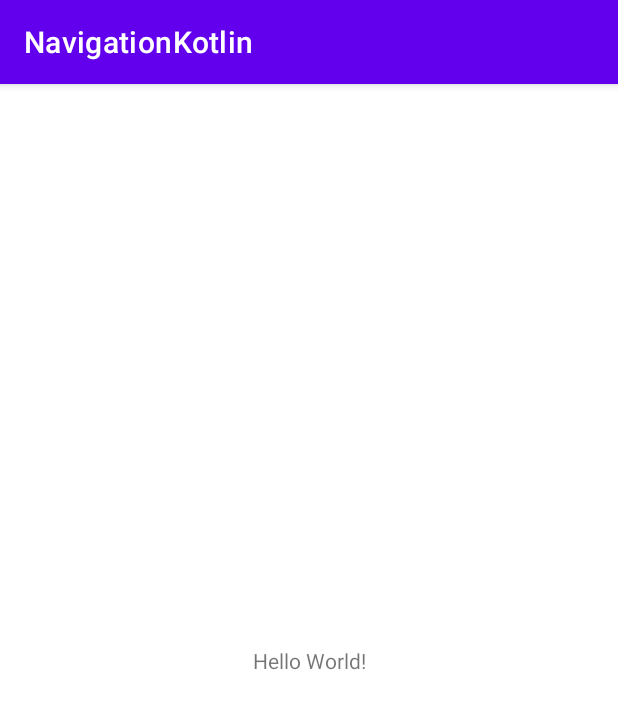
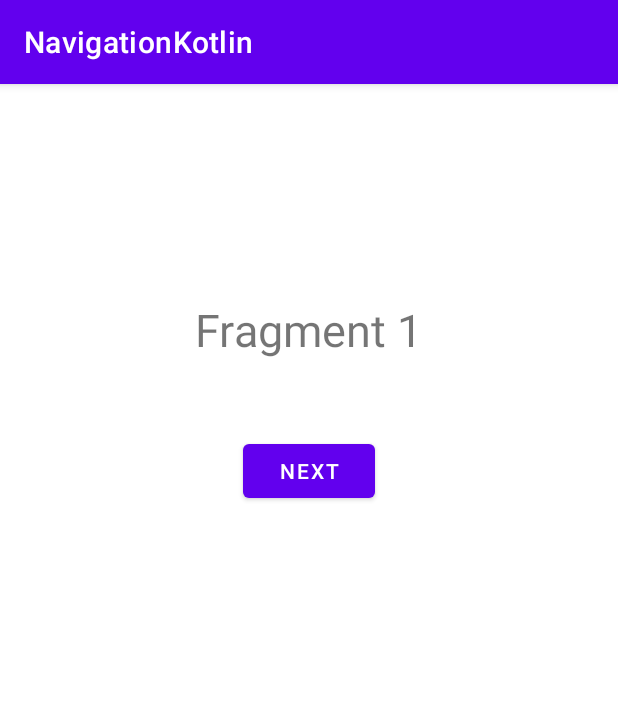
Before and after one commit to ozlemaybek/BTK-NavigationKotlin, an Android app: the screen it shows after launch (MainActivity), on a phone screen of 412 x 824 dp. Shown: the top 709 px of the screen. Run offline under Robolectric (Android 15) with nearby library versions, the phone set to English and light mode, and no system bars.

Commit message:
Project updated.

```diff
--- a/app/build.gradle
+++ b/app/build.gradle
@@ -3,6 +3,9 @@ plugins {
     id 'org.jetbrains.kotlin.android'
     // navigation için :
     id("androidx.navigation.safeargs.kotlin")
+    // MainActivity ve XML arasındaki senkronizasyonu sağlamak için:
+    id 'kotlin-android-extensions'
+
 }
 
 android {
--- /dev/null
+++ b/app/src/main/java/com/ozlem/navigationkotlin/FirstFragment.kt
@@ -0,0 +1,41 @@
+package com.ozlem.navigationkotlin
+
+import android.os.Bundle
+import androidx.fragment.app.Fragment
+import android.view.LayoutInflater
+import android.view.View
+import android.view.ViewGroup
+import androidx.navigation.Navigation
+// Fragment ve XML arasındaki senkronizasyonu sağlamak için:
+import kotlinx.android.synthetic.main.fragment_first.button1ID
+
+
+class FirstFragment : Fragment() {
+
+    override fun onCreate(savedInstanceState: Bundle?) {
+        super.onCreate(savedInstanceState)
+    }
+
+    override fun onCreateView(
+        inflater: LayoutInflater, container: ViewGroup?,
+        savedInstanceState: Bundle?
+    ): View? {
+        // Inflate the layout for this fragment
+        return inflater.inflate(R.layout.fragment_first, container, false)
+    }
+
+    // Bu fonksiyon; bütün görünümler oluşturulduktan sonra çağrılıyor:
+    // Bu yüzden fragment'taki buton işlemini burada yapacağız.
+    override fun onViewCreated(view: View, savedInstanceState: Bundle?) {
+        super.onViewCreated(view, savedInstanceState)
+
+        button1ID.setOnClickListener {
+            // Şimdi bir action (aksiyon) oluşturacağız:
+            // Bu iki satır sayesinde artık butona bastığımızda ikinci fragment'a geçiş yapılacak:
+            // parantez içinde ikinci fragment'a veri yolladık
+            val action = FirstFragmentDirections.actionFirstFragmentToSecondFragment("aybek")
+            Navigation.findNavController(it).navigate(action)
+        }
+    }
+
+}
--- a/app/src/main/java/com/ozlem/navigationkotlin/MainActivity.kt
+++ b/app/src/main/java/com/ozlem/navigationkotlin/MainActivity.kt
@@ -2,6 +2,9 @@ package com.ozlem.navigationkotlin
 
 import androidx.appcompat.app.AppCompatActivity
 import android.os.Bundle
+// MainActivity ve XML arasındaki senkronizasyonu sağlamak için:
+import kotlinx.android.synthetic.main.activity_main.*
+
 
 class MainActivity : AppCompatActivity() {
     override fun onCreate(savedInstanceState: Bundle?) {
--- a/app/src/main/res/layout/activity_main.xml
+++ b/app/src/main/res/layout/activity_main.xml
@@ -1,18 +1,21 @@
 <?xml version="1.0" encoding="utf-8"?>
-<androidx.constraintlayout.widget.ConstraintLayout xmlns:android="http://schemas.android.com/apk/res/android"
+<androidx.constraintlayout.widget.ConstraintLayout
+    xmlns:android="http://schemas.android.com/apk/res/android"
     xmlns:app="http://schemas.android.com/apk/res-auto"
     xmlns:tools="http://schemas.android.com/tools"
     android:layout_width="match_parent"
     android:layout_height="match_parent"
     tools:context=".MainActivity">
 
-    <TextView
-        android:layout_width="wrap_content"
-        android:layout_height="wrap_content"
-        android:text="Hello World!"
+    <androidx.fragment.app.FragmentContainerView
+        android:id="@+id/fragmentContainerView"
+        android:name="androidx.navigation.fragment.NavHostFragment"
+        android:layout_width="409dp"
+        android:layout_height="601dp"
+        app:defaultNavHost="true"
         app:layout_constraintBottom_toBottomOf="parent"
         app:layout_constraintEnd_toEndOf="parent"
         app:layout_constraintStart_toStartOf="parent"
-        app:layout_constraintTop_toTopOf="parent" />
-
+        app:layout_constraintTop_toTopOf="parent"
+        app:navGraph="@navigation/navigation_graph" />
 </androidx.constraintlayout.widget.ConstraintLayout>
--- /dev/null
+++ b/app/src/main/res/layout/fragment_first.xml
@@ -0,0 +1,29 @@
+<?xml version="1.0" encoding="utf-8"?>
+<LinearLayout
+    xmlns:android="http://schemas.android.com/apk/res/android"
+    xmlns:tools="http://schemas.android.com/tools"
+    android:layout_width="match_parent"
+    android:layout_height="match_parent"
+    tools:context=".FirstFragment"
+    android:orientation="vertical">
+
+    <TextView
+        android:id="@+id/textView1ID"
+        android:layout_width="wrap_content"
+        android:layout_height="wrap_content"
+        android:text="Fragment 1"
+        android:textSize="30sp"
+        android:layout_gravity="center"
+        android:layout_marginTop="60dp">
+    </TextView>
+
+    <Button
+        android:layout_width="wrap_content"
+        android:layout_height="wrap_content"
+        android:id="@+id/button1ID"
+        android:text="NEXT"
+        android:layout_gravity="center"
+        android:layout_marginTop="50dp">
+    </Button>
+
+</LinearLayout>
--- /dev/null
+++ b/app/src/main/res/navigation/navigation_graph.xml
@@ -0,0 +1,29 @@
+<?xml version="1.0" encoding="utf-8"?>
+<navigation xmlns:android="http://schemas.android.com/apk/res/android"
+    xmlns:app="http://schemas.android.com/apk/res-auto"
+    xmlns:tools="http://schemas.android.com/tools"
+    android:id="@+id/navigation_graph"
+    app:startDestination="@id/firstFragment">
+    <fragment
+        android:id="@+id/firstFragment"
+        android:name="com.ozlem.navigationkotlin.FirstFragment"
+        android:label="fragment_first"
+        tools:layout="@layout/fragment_first" >
+        <action
+            android:id="@+id/action_firstFragment_to_secondFragment"
+            app:destination="@id/secondFragment" />
+    </fragment>
+    <fragment
+        android:id="@+id/secondFragment"
+        android:name="com.ozlem.navigationkotlin.SecondFragment"
+        android:label="fragment_second"
+        tools:layout="@layout/fragment_second" >
+        <action
+            android:id="@+id/action_secondFragment_to_firstFragment"
+            app:destination="@id/firstFragment" />
+        <argument
+            android:name="username"
+            app:argType="string"
+            android:defaultValue='ozlem' />
+    </fragment>
+</navigation>
--- a/app/src/main/res/values/strings.xml
+++ b/app/src/main/res/values/strings.xml
@@ -1,3 +1,5 @@
 <resources>
     <string name="app_name">NavigationKotlin</string>
+    <!-- TODO: Remove or change this placeholder text -->
+    <string name="hello_blank_fragment">Hello blank fragment</string>
 </resources>
```
Also changed, not shown: app/src/main/java/com/ozlem/navigationkotlin/SecondFragment.kt (added, +41 -0 lines), app/src/main/res/layout/fragment_second.xml (added, +39 -0 lines).
